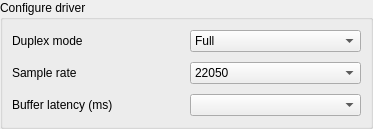
Qt form src/traverso/ui/DriverConfigPage.ui (ErwanLegrand/Traverso-DAW) before a commit.
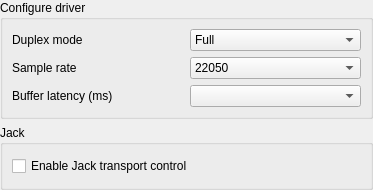
The same form after that commit.

Commit message: * Added jack transport control * renamed some functions to better reflect their function

What changed in the file:
```diff
--- a/src/traverso/ui/DriverConfigPage.ui
+++ b/src/traverso/ui/DriverConfigPage.ui
@@ -6,7 +6,7 @@
     <x>0</x>
     <y>0</y>
     <width>373</width>
-    <height>129</height>
+    <height>190</height>
    </rect>
   </property>
   <property name="windowTitle" >
@@ -29,7 +29,7 @@
        <number>9</number>
       </property>
       <property name="spacing" >
-       <number>9</number>
+       <number>6</number>
       </property>
       <item>
        <layout class="QHBoxLayout" >
@@ -170,6 +170,28 @@
      </layout>
     </widget>
    </item>
+   <item>
+    <widget class="QGroupBox" name="jackGroupBox" >
+     <property name="title" >
+      <string>Jack</string>
+     </property>
+     <layout class="QVBoxLayout" >
+      <property name="margin" >
+       <number>9</number>
+      </property>
+      <property name="spacing" >
+       <number>6</number>
+      </property>
+      <item>
+       <widget class="QCheckBox" name="jackTransportCheckBox" >
+        <property name="text" >
+         <string>Enable Jack transport control</string>
+        </property>
+       </widget>
+      </item>
+     </layout>
+    </widget>
+   </item>
   </layout>
  </widget>
  <resources/>
```
Left out of the diff: 2 changed lines with no effect on the pictures. The commit also changes 20 other files.
